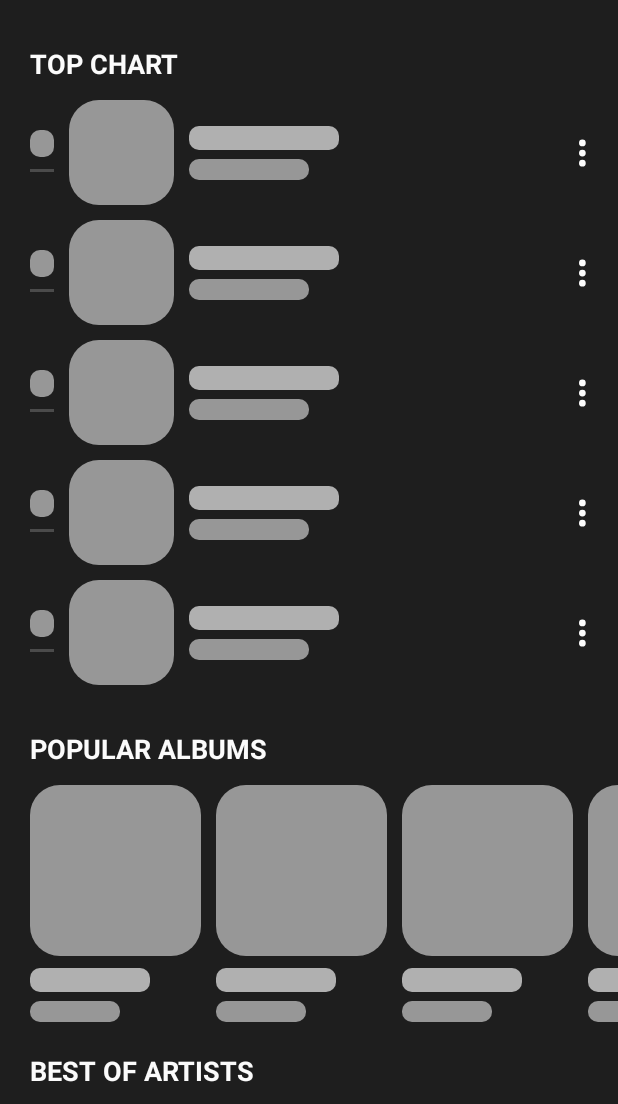
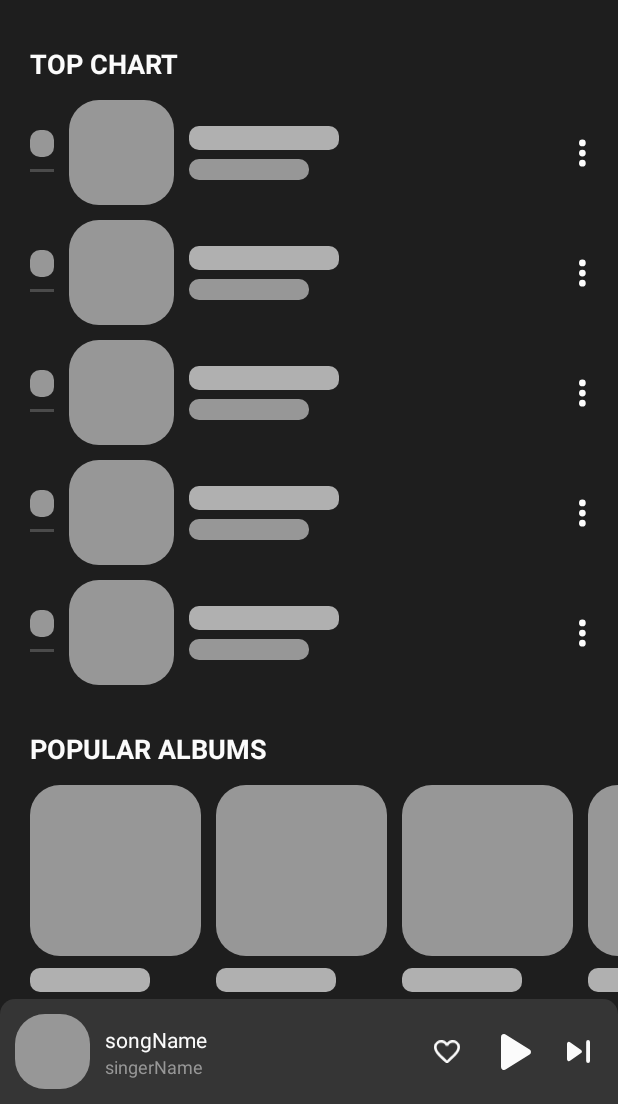
Before and after one commit to albertkhang/TuneDaily, an Android app: the screen it shows after launch (MainActivity), on a phone screen of 412 x 824 dp, the part 132-1236 px from its top. Run offline under Robolectric (Android 15) with nearby library versions, the phone set to English and light mode, and no system bars; our stand-ins replace Shimmer.

Commit message:
add MiniPlayer

```diff
--- a/app/build.gradle
+++ b/app/build.gradle
@@ -31,4 +31,5 @@ dependencies {
     testImplementation 'junit:junit:4.12'
     androidTestImplementation 'androidx.test.ext:junit:1.1.1'
     androidTestImplementation 'androidx.test.espresso:espresso-core:3.2.0'
+    implementation 'com.google.android.material:material:1.0.0'
 }
--- /dev/null
+++ b/app/src/main/res/drawable/ic_not_favourite.xml
@@ -0,0 +1,9 @@
+<vector xmlns:android="http://schemas.android.com/apk/res/android"
+    android:width="27.211dp"
+    android:height="24dp"
+    android:viewportWidth="27.211"
+    android:viewportHeight="24">
+  <path
+      android:pathData="M24.023,1.348A7.881,7.881 0,0 0,13.604 2.844a7.867,7.867 0,0 0,-10.418 -1.5A7.442,7.442 0,0 0,0.004 7.182c-0.19,5.277 4.488,9.506 11.628,15.994l0.136,0.122a2.714,2.714 0,0 0,3.658 -0.014l0.15,-0.136c7.14,-6.474 11.8,-10.7 11.628,-15.98A7.437,7.437 0,0 0,24.023 1.348ZM13.741,21.148 L13.605,21.284 13.469,21.148C6.996,15.288 2.726,11.412 2.726,7.481a4.648,4.648 0,0 1,4.76 -4.76,5.317 5.317,0 0,1 4.855,3.21L14.884,5.931a5.283,5.283 0,0 1,4.842 -3.21,4.648 4.648,0 0,1 4.76,4.76C24.486,11.412 20.215,15.288 13.742,21.149Z"
+      android:fillColor="#fbfbfb"/>
+</vector>
--- /dev/null
+++ b/app/src/main/res/drawable/ic_play.xml
@@ -0,0 +1,9 @@
+<vector xmlns:android="http://schemas.android.com/apk/res/android"
+    android:width="19.695dp"
+    android:height="24dp"
+    android:viewportWidth="19.695"
+    android:viewportHeight="24">
+  <path
+      android:pathData="M0,1.944L0,22.056a1.937,1.937 0,0 0,2.99 1.631l15.8,-10.056a1.942,1.942 0,0 0,0 -3.281L2.99,0.313A1.937,1.937 0,0 0,0 1.944Z"
+      android:fillColor="#fbfbfb"/>
+</vector>
--- /dev/null
+++ b/app/src/main/res/drawable/ic_skip_next.xml
@@ -0,0 +1,9 @@
+<vector xmlns:android="http://schemas.android.com/apk/res/android"
+    android:width="24dp"
+    android:height="24dp"
+    android:viewportWidth="24"
+    android:viewportHeight="24">
+  <path
+      android:pathData="M3.16,21.78 L14.7,13.64a2,2 0,0 0,0 -3.26L3.16,2.22A2.01,2.01 0,0 0,0 3.86L0,20.14A2.01,2.01 0,0 0,3.16 21.78ZM20,2L20,22a2,2 0,0 0,4 0L24,2a2,2 0,0 0,-4 0Z"
+      android:fillColor="#fbfbfb"/>
+</vector>
--- /dev/null
+++ b/app/src/main/res/drawable/mini_player_background.xml
@@ -0,0 +1,5 @@
+<?xml version="1.0" encoding="utf-8"?>
+<shape xmlns:android="http://schemas.android.com/apk/res/android">
+    <solid android:color="@color/colorDark2"/>
+    <corners android:topLeftRadius="10dp" android:topRightRadius="10dp"/>
+</shape>
--- a/app/src/main/res/layout/activity_main.xml
+++ b/app/src/main/res/layout/activity_main.xml
@@ -1,5 +1,5 @@
 <?xml version="1.0" encoding="utf-8"?>
-<LinearLayout xmlns:android="http://schemas.android.com/apk/res/android"
+<androidx.constraintlayout.widget.ConstraintLayout xmlns:android="http://schemas.android.com/apk/res/android"
     xmlns:app="http://schemas.android.com/apk/res-auto"
     xmlns:tools="http://schemas.android.com/tools"
     android:layout_width="match_parent"
@@ -9,10 +9,14 @@
     android:background="@color/colorDark1">
 
     <RelativeLayout
+        android:id="@+id/top_frame"
         android:layout_width="match_parent"
         android:layout_height="@dimen/dimenTopBackgroundHeight"
+        android:background="@color/colorDark2"
 
-        android:background="@color/colorDark2">
+        app:layout_constraintLeft_toLeftOf="parent"
+        app:layout_constraintRight_toRightOf="parent"
+        app:layout_constraintTop_toTopOf="parent">
         <ImageView
             android:layout_width="wrap_content"
             android:layout_height="wrap_content"
@@ -49,8 +53,14 @@
     </RelativeLayout>
 
     <ScrollView
+        android:id="@+id/scrollView_frame"
         android:layout_width="match_parent"
-        android:layout_height="match_parent">
+        android:layout_height="0dp"
+
+        app:layout_constraintLeft_toLeftOf="parent"
+        app:layout_constraintRight_toRightOf="parent"
+        app:layout_constraintTop_toBottomOf="@id/top_frame"
+        app:layout_constraintBottom_toTopOf="@id/miniPlayer_frame">
 
         <LinearLayout
             android:layout_width="match_parent"
@@ -146,4 +156,17 @@
             </com.facebook.shimmer.ShimmerFrameLayout>
         </LinearLayout>
     </ScrollView>
-</LinearLayout>
+
+    <FrameLayout
+        android:id="@+id/miniPlayer_frame"
+        android:layout_width="match_parent"
+        android:layout_height="wrap_content"
+
+        android:visibility="visible"
+
+        app:layout_constraintLeft_toLeftOf="parent"
+        app:layout_constraintRight_toRightOf="parent"
+        app:layout_constraintBottom_toBottomOf="parent">
+        <include layout="@layout/mini_player"/>
+    </FrameLayout>
+</androidx.constraintlayout.widget.ConstraintLayout>
--- /dev/null
+++ b/app/src/main/res/layout/mini_player.xml
@@ -0,0 +1,98 @@
+<?xml version="1.0" encoding="utf-8"?>
+<androidx.constraintlayout.widget.ConstraintLayout xmlns:android="http://schemas.android.com/apk/res/android"
+    android:layout_width="match_parent"
+    android:layout_height="wrap_content"
+    xmlns:app="http://schemas.android.com/apk/res-auto">
+
+    <androidx.constraintlayout.widget.ConstraintLayout
+        android:id="@+id/miniPlayer_background"
+        android:layout_width="match_parent"
+        android:layout_height="70dp"
+        android:background="@drawable/mini_player_background"
+
+        app:layout_constraintBottom_toBottomOf="parent"
+        app:layout_constraintLeft_toLeftOf="parent"
+        app:layout_constraintRight_toRightOf="parent"/>
+
+    <com.albertkhang.tunedaily.views.RoundImageView
+        android:id="@+id/imgCover"
+        android:layout_width="50dp"
+        android:layout_height="50dp"
+        android:src="@color/colorLight5"
+
+        app:layout_constraintLeft_toLeftOf="parent"
+        app:layout_constraintBottom_toBottomOf="parent"
+        android:layout_marginBottom="10dp"
+        android:layout_marginLeft="10dp"/>
+
+    <LinearLayout
+        android:layout_width="0dp"
+        android:layout_height="wrap_content"
+        android:orientation="vertical"
+
+        app:layout_constraintTop_toTopOf="@id/miniPlayer_background"
+        app:layout_constraintBottom_toBottomOf="@id/miniPlayer_background"
+        app:layout_constraintLeft_toRightOf="@id/imgCover"
+        android:layout_marginLeft="10dp"
+        app:layout_constraintRight_toLeftOf="@id/flFavourite"
+        android:layout_marginRight="20dp">
+        <TextView
+            android:layout_width="wrap_content"
+            android:layout_height="wrap_content"
+            android:text="songName"
+            style="@style/TitleText"/>
+        <TextView
+            android:layout_width="wrap_content"
+            android:layout_height="wrap_content"
+            android:text="singerName"
+            style="@style/DescriptionText"/>
+    </LinearLayout>
+
+    <FrameLayout
+        android:id="@+id/flSkipNext"
+        android:layout_width="42dp"
+        android:layout_height="60dp"
+        app:layout_constraintTop_toTopOf="@id/miniPlayer_background"
+        app:layout_constraintBottom_toBottomOf="@id/miniPlayer_background"
+        app:layout_constraintRight_toRightOf="@id/miniPlayer_background"
+        android:layout_marginRight="4dp">
+        <ImageView
+            android:layout_width="15dp"
+            android:layout_height="15dp"
+            android:src="@drawable/ic_skip_next"
+            android:layout_gravity="center_vertical"
+            android:layout_marginLeft="12dp"/>
+    </FrameLayout>
+
+    <FrameLayout
+        android:id="@+id/flPlayPause"
+        android:layout_width="47dp"
+        android:layout_height="60dp"
+        app:layout_constraintTop_toTopOf="@id/miniPlayer_background"
+        app:layout_constraintBottom_toBottomOf="@id/miniPlayer_background"
+        app:layout_constraintRight_toLeftOf="@id/flSkipNext">
+        <ImageView
+            android:id="@+id/imgPlayPause"
+            android:layout_width="20dp"
+            android:layout_height="24dp"
+            android:src="@drawable/ic_play"
+            android:layout_gravity="center_vertical|right"
+            android:layout_marginRight="12dp"/>
+    </FrameLayout>
+
+    <FrameLayout
+        android:id="@+id/flFavourite"
+        android:layout_width="46dp"
+        android:layout_height="60dp"
+        app:layout_constraintTop_toTopOf="@id/miniPlayer_background"
+        app:layout_constraintBottom_toBottomOf="@id/miniPlayer_background"
+        app:layout_constraintRight_toLeftOf="@id/flPlayPause">
+        <ImageView
+            android:id="@+id/imgFavourite"
+            android:layout_width="17dp"
+            android:layout_height="15dp"
+            android:src="@drawable/ic_not_favourite"
+            android:layout_gravity="center_vertical|right"
+            android:layout_marginRight="12dp"/>
+    </FrameLayout>
+</androidx.constraintlayout.widget.ConstraintLayout>
--- a/app/src/main/res/values/styles.xml
+++ b/app/src/main/res/values/styles.xml
@@ -15,6 +15,7 @@
         <item name="android:maxLines">1</item>
         <item name="android:ellipsize">end</item>
     </style>
+
     <style name="DescriptionText">
         <item name="android:textSize">12sp</item>
         <item name="android:textColor">@color/colorLight5</item>
```
